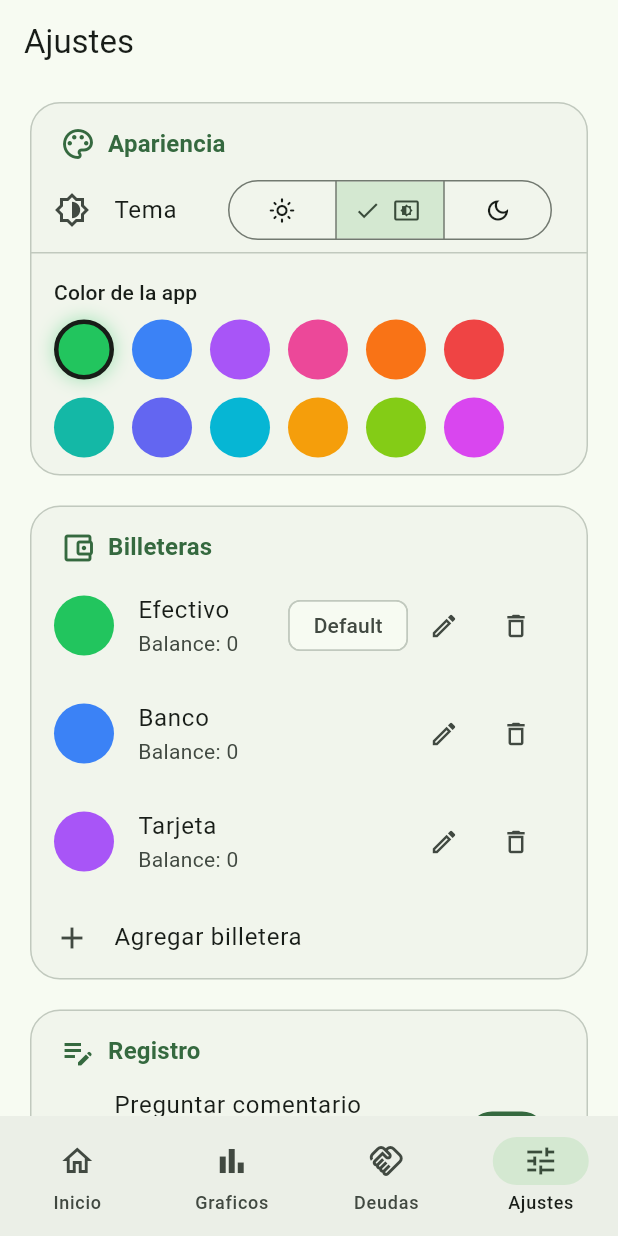
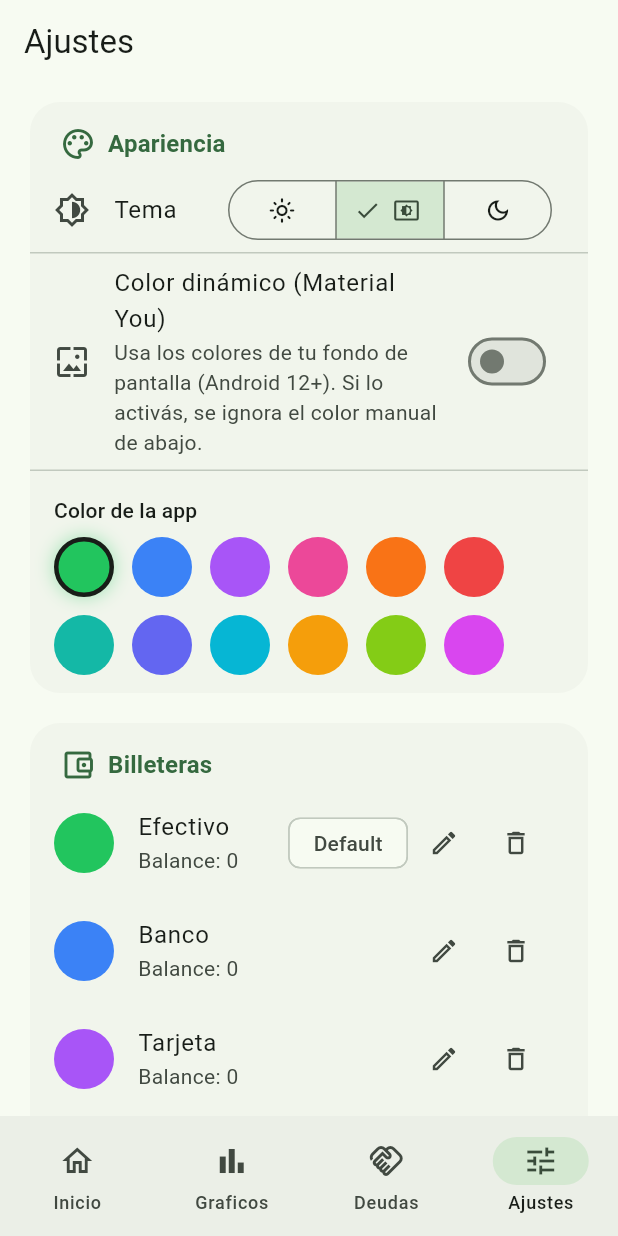
Before and after one commit to SantiagortegaDev/AppGastos, a Flutter app: the screen it shows after launch, item 4 of the bottom bar chosen, on a phone screen of 412 x 824 dp. Run offline on Flutter 3.47's test engine with Material 3 defaults, Android fonts, the phone set to English and light mode, and no system bars; drawn by our look-alikes of dynamic_color; our stand-ins replace fl_chart, flutter_local_notifications, flutter_timezone, image_picker, share_plus, shared_preferences and 1 more; missing offline and left inert: google_mlkit_text_recognition; accounts and stored records are empty.

Commit message:
fix: accesos directos rotos en Android 14+ + mas Material 3 real
Bug de los tiles (root cause de "toco el tile y no pasa nada"):
TileService.startActivityAndCollapse(Intent) esta deprecado y TIRA
UnsupportedOperationException en apps con targetSdk 34+ (la nuestra,
ya estaba asi antes de esta rama). Se agrega TileLaunch.kt con un
helper que usa la variante con PendingIntent en Android 14+ (con
fallback al Intent viejo en versiones anteriores), usado por los
3 TileServices.

Mas Material Design 3 real (investigado en pub.dev/m3.material.io):
- dynamic_color (paquete oficial de material.io): color dinamico desde
  el wallpaper del sistema en Android 12+, con toggle nuevo en Ajustes
  ("Color dinamico (Material You)"). Si esta apagado, sigue usando el
  seed color manual de siempre.
- Pase de "tonal surfaces": las cards de balance, registros, stats,
  deudas y el recibo de verificacion pasan de borde + fondo plano a
  color: surfaceContainerLow/High (el lenguaje visual real de M3 en vez
  de M2 con paleta nueva).

Co-Authored-By: Claude Sonnet 5 <noreply@anthropic.com>
Claude-Session: https://claude.ai/code/session_01BDtcvmtagGtaxgj8r1jpj5

```diff
--- a/lib/main.dart
+++ b/lib/main.dart
@@ -1,6 +1,7 @@
 /// Punto de entrada — navegación con 3 tabs.
 library;
 
+import 'package:dynamic_color/dynamic_color.dart';
 import 'package:flutter/material.dart';
 import 'screens/debts_screen.dart';
 import 'screens/home_screen.dart';
@@ -65,24 +66,21 @@ class AppGastosApp extends StatelessWidget {
     return ListenableBuilder(
       listenable: s,
       builder: (context, _) {
+        return DynamicColorBuilder(
+          builder: (lightDynamic, darkDynamic) {
+            final useDynamic = s.settings.dynamicColorEnabled && lightDynamic != null && darkDynamic != null;
+            final lightScheme = useDynamic
+                ? lightDynamic!.harmonized()
+                : ColorScheme.fromSeed(seedColor: s.settings.seedColor, brightness: Brightness.light);
+            final darkScheme = useDynamic
+                ? darkDynamic!.harmonized()
+                : ColorScheme.fromSeed(seedColor: s.settings.seedColor, brightness: Brightness.dark);
             return MaterialApp(
               title: 'AppGastos',
               debugShowCheckedModeBanner: false,
               themeMode: s.settings.flutterThemeMode,
-          theme: ThemeData(
-            useMaterial3: true,
-            colorScheme: ColorScheme.fromSeed(
-              seedColor: s.settings.seedColor,
-              brightness: Brightness.light,
-            ),
-          ),
-          darkTheme: ThemeData(
-            useMaterial3: true,
-            colorScheme: ColorScheme.fromSeed(
-              seedColor: s.settings.seedColor,
-              brightness: Brightness.dark,
-            ),
-          ),
+              theme: ThemeData(useMaterial3: true, colorScheme: lightScheme),
+              darkTheme: ThemeData(useMaterial3: true, colorScheme: darkScheme),
               onGenerateRoute: (settings) {
                 if (settings.name == '/search') {
                   return MaterialPageRoute(
@@ -101,6 +99,8 @@ class AppGastosApp extends StatelessWidget {
                 paymentWatchService: paymentWatchService,
                 tileChannel: tileChannel,
               ),
+            );
+          },
         );
       },
     );
--- a/lib/models/app_settings.dart
+++ b/lib/models/app_settings.dart
@@ -38,6 +38,7 @@ class ColorPalette {
 class AppSettings {
   final AppThemeMode themeMode;
   final Color seedColor;
+  final bool dynamicColorEnabled;
   final List<Account> accounts;
   final String defaultAccountId;
   final String webhookUrl;
@@ -54,6 +55,7 @@ class AppSettings {
   const AppSettings({
     this.themeMode = AppThemeMode.system,
     this.seedColor = const Color(0xFF22C55E),
+    this.dynamicColorEnabled = false,
     this.accounts = kDefaultAccounts,
     this.defaultAccountId = 'acc-cash',
     this.webhookUrl = '',
@@ -84,6 +86,7 @@ class AppSettings {
   AppSettings copyWith({
     AppThemeMode? themeMode,
     Color? seedColor,
+    bool? dynamicColorEnabled,
     List<Account>? accounts,
     String? defaultAccountId,
     String? webhookUrl,
@@ -99,6 +102,7 @@ class AppSettings {
       AppSettings(
         themeMode: themeMode ?? this.themeMode,
         seedColor: seedColor ?? this.seedColor,
+        dynamicColorEnabled: dynamicColorEnabled ?? this.dynamicColorEnabled,
         accounts: accounts ?? this.accounts,
         defaultAccountId: defaultAccountId ?? this.defaultAccountId,
         webhookUrl: webhookUrl ?? this.webhookUrl,
--- a/lib/screens/debts_screen.dart
+++ b/lib/screens/debts_screen.dart
@@ -299,10 +299,8 @@ class _DebtTile extends StatelessWidget {
       padding: const EdgeInsets.fromLTRB(16, 4, 16, 4),
       child: Card(
         elevation: 0,
-        shape: RoundedRectangleBorder(
-          borderRadius: BorderRadius.circular(16),
-          side: BorderSide(color: cs.outlineVariant.withValues(alpha: 0.5)),
-        ),
+        color: cs.surfaceContainerLow,
+        shape: RoundedRectangleBorder(borderRadius: BorderRadius.circular(16)),
         child: ListTile(
           onTap: onTap,
           leading: CircleAvatar(
--- a/lib/screens/home_screen.dart
+++ b/lib/screens/home_screen.dart
@@ -252,10 +252,8 @@ class HomeScreenState extends State<HomeScreen> with WidgetsBindingObserver {
       padding: const EdgeInsets.fromLTRB(16, 12, 16, 0),
       child: Card(
         elevation: 0,
-        shape: RoundedRectangleBorder(
-          borderRadius: BorderRadius.circular(20),
-          side: BorderSide(color: cs.outlineVariant.withValues(alpha: 0.5)),
-        ),
+        color: cs.surfaceContainerHigh,
+        shape: RoundedRectangleBorder(borderRadius: BorderRadius.circular(20)),
         child: Padding(
           padding: const EdgeInsets.all(20),
           child: Column(
--- a/lib/screens/payment_verification_screen.dart
+++ b/lib/screens/payment_verification_screen.dart
@@ -95,10 +95,7 @@ class _PaymentVerificationScreenState extends State<PaymentVerificationScreen> {
           Card(
             elevation: 0,
             color: cs.surfaceContainerHigh,
-            shape: RoundedRectangleBorder(
-              borderRadius: BorderRadius.circular(20),
-              side: BorderSide(color: cs.outlineVariant.withValues(alpha: 0.6)),
-            ),
+            shape: RoundedRectangleBorder(borderRadius: BorderRadius.circular(20)),
             child: Padding(
               padding: const EdgeInsets.all(20),
               child: Column(
--- a/lib/screens/settings_screen.dart
+++ b/lib/screens/settings_screen.dart
@@ -128,6 +128,14 @@ class _SettingsScreenState extends State<SettingsScreen> with WidgetsBindingObse
           selected: {c.themeMode},
           onSelectionChanged: (sel) => s.setThemeMode(sel.first),
         ),
+      ),
+      const Divider(height: 1),
+      SwitchListTile(
+        secondary: const Icon(Icons.wallpaper_outlined),
+        title: const Text('Color dinámico (Material You)'),
+        subtitle: const Text('Usa los colores de tu fondo de pantalla (Android 12+). Si lo activás, se ignora el color manual de abajo.'),
+        value: c.dynamicColorEnabled,
+        onChanged: (v) => s.setDynamicColorEnabled(v),
       ),
       const Divider(height: 1),
       Padding(
--- a/lib/screens/stats_screen.dart
+++ b/lib/screens/stats_screen.dart
@@ -71,7 +71,8 @@ class _StatsScreenState extends State<StatsScreen> {
           // Balance del período.
           Card(
             elevation: 0,
-            shape: RoundedRectangleBorder(borderRadius: BorderRadius.circular(16), side: BorderSide(color: cs.outlineVariant.withValues(alpha: 0.5))),
+            color: cs.surfaceContainerHigh,
+            shape: RoundedRectangleBorder(borderRadius: BorderRadius.circular(16)),
             child: Padding(
               padding: const EdgeInsets.all(16),
               child: Column(
--- a/lib/services/settings_service.dart
+++ b/lib/services/settings_service.dart
@@ -29,6 +29,7 @@ class SettingsService extends ChangeNotifier {
             orElse: () => AppThemeMode.system,
           ),
           seedColor: Color((json['seedColor'] as num).toInt()),
+          dynamicColorEnabled: json['dynamicColorEnabled'] as bool? ?? false,
           accounts: (json['accounts'] as List<dynamic>)
               .map((a) => Account.fromJson(a as Map<String, dynamic>))
               .toList(),
@@ -58,6 +59,7 @@ class SettingsService extends ChangeNotifier {
     await _prefs.setString(_key, jsonEncode({
       'themeMode': _settings.themeMode.name,
       'seedColor': _settings.seedColor.value,
+      'dynamicColorEnabled': _settings.dynamicColorEnabled,
       'accounts': _settings.accounts.map((a) => a.toJson()).toList(),
       'defaultAccountId': _settings.defaultAccountId,
       'webhookUrl': _settings.webhookUrl,
@@ -74,6 +76,7 @@ class SettingsService extends ChangeNotifier {
 
   Future<void> setThemeMode(AppThemeMode mode) => update(_settings.copyWith(themeMode: mode));
   Future<void> setSeedColor(Color color) => update(_settings.copyWith(seedColor: color));
+  Future<void> setDynamicColorEnabled(bool v) => update(_settings.copyWith(dynamicColorEnabled: v));
   Future<void> setWebhookUrl(String url) => update(_settings.copyWith(webhookUrl: url));
   Future<void> setAskForComment(bool v) => update(_settings.copyWith(askForComment: v));
   Future<void> setCurrencyCode(String code) => update(_settings.copyWith(currencyCode: code));
--- a/lib/widgets/expense_list_item.dart
+++ b/lib/widgets/expense_list_item.dart
@@ -24,10 +24,8 @@ class ExpenseListItem extends StatelessWidget {
       padding: const EdgeInsets.symmetric(horizontal: 16, vertical: 4),
       child: Card(
         elevation: 0,
-        shape: RoundedRectangleBorder(
-          borderRadius: BorderRadius.circular(16),
-          side: BorderSide(color: theme.colorScheme.outlineVariant.withValues(alpha: 0.5)),
-        ),
+        color: theme.colorScheme.surfaceContainerLow,
+        shape: RoundedRectangleBorder(borderRadius: BorderRadius.circular(16)),
         child: Padding(
           padding: const EdgeInsets.symmetric(horizontal: 12, vertical: 10),
           child: Row(
--- a/lib/widgets/section_card.dart
+++ b/lib/widgets/section_card.dart
@@ -20,10 +20,8 @@ class SectionCard extends StatelessWidget {
     final theme = Theme.of(context);
     return Card(
       elevation: 0,
-      shape: RoundedRectangleBorder(
-        borderRadius: BorderRadius.circular(20),
-        side: BorderSide(color: theme.colorScheme.outlineVariant),
-      ),
+      color: theme.colorScheme.surfaceContainerLow,
+      shape: RoundedRectangleBorder(borderRadius: BorderRadius.circular(20)),
       child: Column(
         crossAxisAlignment: CrossAxisAlignment.stretch,
         children: [
--- a/pubspec.yaml
+++ b/pubspec.yaml
@@ -21,6 +21,7 @@ dependencies:
   flutter_timezone: ^5.1.0
   image_picker: ^1.1.2
   google_mlkit_text_recognition: ^0.13.1
+  dynamic_color: ^2.1.0
 
 dev_dependencies:
   flutter_test:
```
Also changed, not shown: 4 other files. Lines whose indentation alone changed are shown as unchanged.
